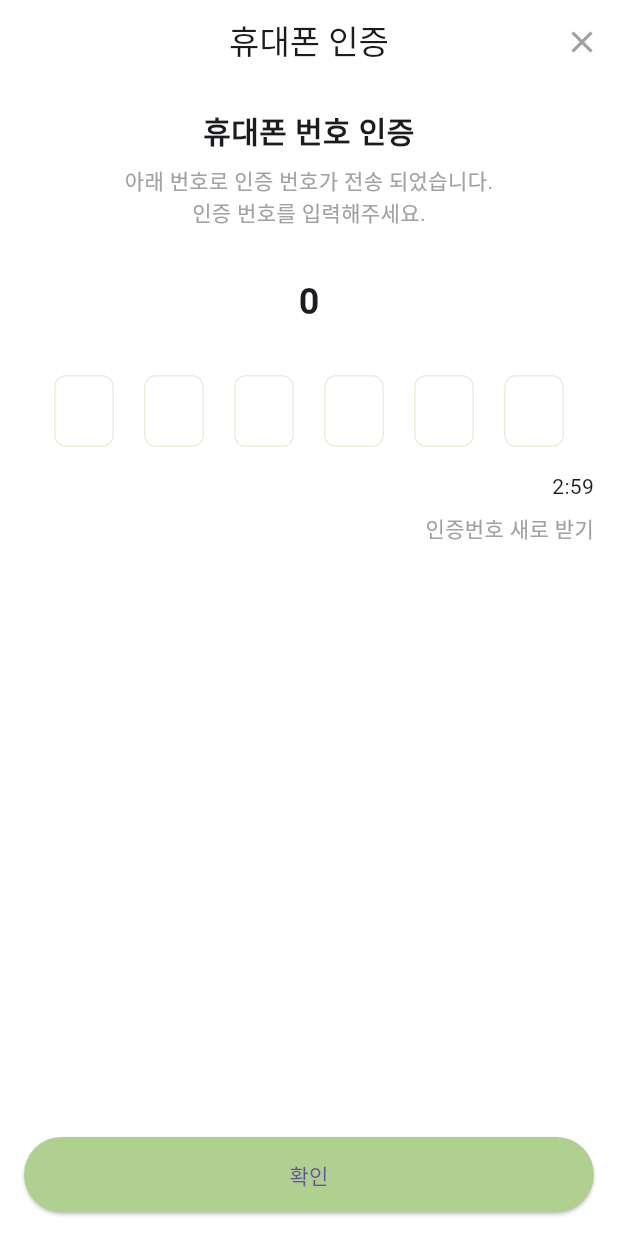
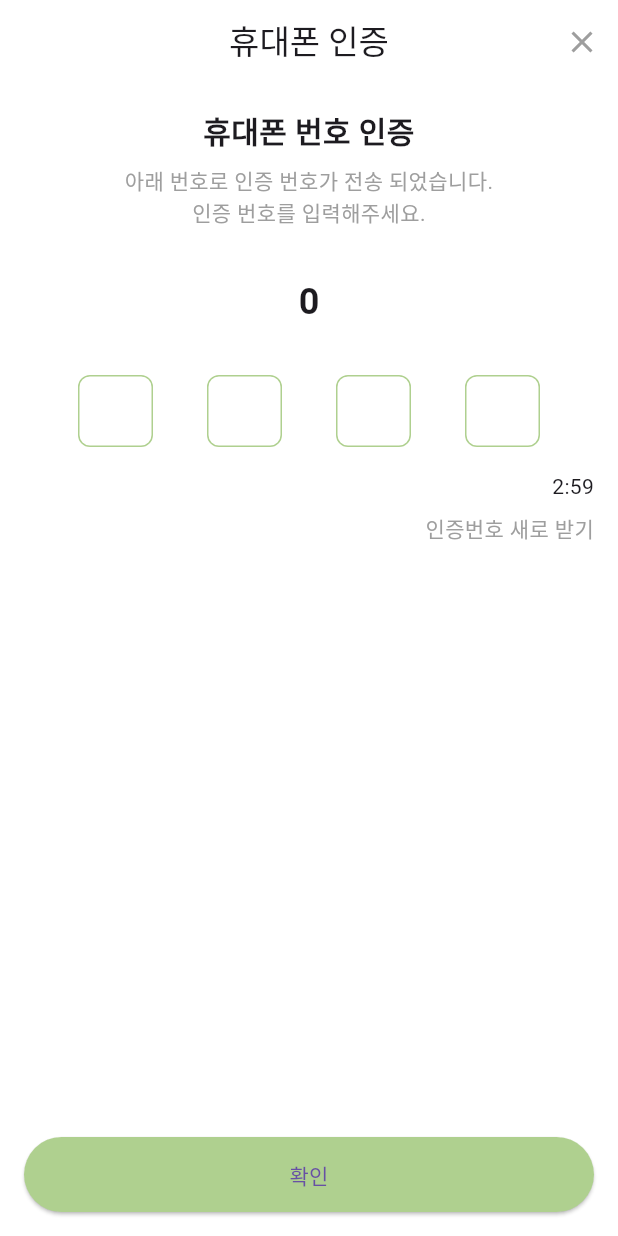
Before and after one commit to safeT-CE/Flutter_main, a Flutter app: the PhoneVerificationPage screen opened directly with empty values, on a phone screen of 412 x 824 dp. Run offline on Flutter 3.47's test engine with Material 3 defaults, Android fonts, the phone set to English and light mode, and no system bars; our stand-ins replace camera, geolocator, shared_preferences; missing offline and left inert: google_ml_kit, kakao_map_plugin, qr_code_scanner; accounts and stored records are empty.

Commit message:
💄vertificate 6codes to 4 codes

```diff
--- a/lib/pages/auth_phonenum_verificate_page.dart
+++ b/lib/pages/auth_phonenum_verificate_page.dart
@@ -1,5 +1,6 @@
 import 'package:flutter/material.dart';
 import 'dart:async';
+
 import 'package:safet/main.dart';
 
 class PhoneVerificationPage extends StatefulWidget {
@@ -12,8 +13,8 @@ class PhoneVerificationPage extends StatefulWidget {
 }
 
 class _PhoneVerificationPageState extends State<PhoneVerificationPage> {
-  List<TextEditingController> _controllers = List.generate(6, (index) => TextEditingController());
-  List<FocusNode> _focusNodes = List.generate(6, (index) => FocusNode());
+  List<TextEditingController> _controllers = List.generate(4, (index) => TextEditingController());
+  List<FocusNode> _focusNodes = List.generate(4, (index) => FocusNode());
   Timer? _timer;
   int _start = 180;
 
@@ -52,13 +53,18 @@ class _PhoneVerificationPageState extends State<PhoneVerificationPage> {
   }
 
   void _resendCode() {
-    // 인증 번호 다시 받는 로직을 추가
     startTimer();
+  }
+
+  void _submitCode() {
+    String code = _controllers.map((controller) => controller.text).join();
+    print('인증번호: $code');//유저가 입력한 인증 번호 터미널에 출력->추후에 백이랑 연결 했을때 비교 로직 쉽게 하고자
+    Navigator.pushNamed(context, '/auth_id_how');
   }
 
   @override
   Widget build(BuildContext context) {
-    String displayPhoneNumber = '0${widget.phoneNumber}'; // 전화번호 앞에 0 추가
+    String displayPhoneNumber = '0${widget.phoneNumber}';
 
     return Scaffold(
       appBar: AppBar(
@@ -69,7 +75,7 @@ class _PhoneVerificationPageState extends State<PhoneVerificationPage> {
         automaticallyImplyLeading: false,
         actions: [
           IconButton(
-            icon: Icon(Icons.close, color: safeTgray),
+            icon: Icon(Icons.close, color: Colors.grey),
             onPressed: () {
               Navigator.pop(context);
             },
@@ -92,7 +98,7 @@ class _PhoneVerificationPageState extends State<PhoneVerificationPage> {
               Text(
                 '아래 번호로 인증 번호가 전송 되었습니다.\n인증 번호를 입력해주세요.',
                 textAlign: TextAlign.center,
-                style: TextStyle(color: safeTgray),
+                style: TextStyle(color: Colors.grey),
               ),
               SizedBox(height: 32),
               Text(
@@ -102,9 +108,9 @@ class _PhoneVerificationPageState extends State<PhoneVerificationPage> {
               SizedBox(height: 32),
               Row(
                 mainAxisAlignment: MainAxisAlignment.spaceEvenly,
-                children: List.generate(6, (index) {
+                children: List.generate(4, (index) {
                   return Container(
-                    width: 40,
+                    width: 50,
                     child: TextField(
                       controller: _controllers[index],
                       focusNode: _focusNodes[index],
@@ -116,19 +122,19 @@ class _PhoneVerificationPageState extends State<PhoneVerificationPage> {
                         contentPadding: EdgeInsets.all(10),
                         border: OutlineInputBorder(
                           borderRadius: BorderRadius.circular(8.0),
-                          borderSide: BorderSide(color: safeTlightgreen),
+                          borderSide: BorderSide(color: safeTgreen),
                         ),
                         focusedBorder: OutlineInputBorder(
                           borderRadius: BorderRadius.circular(8.0),
-                          borderSide: BorderSide(color: safeTlightgreen),
+                          borderSide: BorderSide(color: safeTgreen),
                         ),
                         enabledBorder: OutlineInputBorder(
                           borderRadius: BorderRadius.circular(8.0),
-                          borderSide: BorderSide(color: safeTlightgreen),
+                          borderSide: BorderSide(color: safeTgreen),
                         ),
                       ),
                       onChanged: (value) {
-                        if (value.length == 1 && index < 5) {
+                        if (value.length == 1 && index < 3) {
                           _focusNodes[index + 1].requestFocus();
                         } else if (value.isEmpty && index > 0) {
                           _focusNodes[index - 1].requestFocus();
@@ -151,7 +157,7 @@ class _PhoneVerificationPageState extends State<PhoneVerificationPage> {
                   child: Text(
                     '인증번호 새로 받기',
                     style: TextStyle(
-                      color: safeTgray,
+                      color: Colors.grey,
                       decoration: TextDecoration.none,
                     ),
                   ),
@@ -165,10 +171,7 @@ class _PhoneVerificationPageState extends State<PhoneVerificationPage> {
       bottomNavigationBar: Padding(
         padding: const EdgeInsets.all(16.0),
         child: ElevatedButton(
-          onPressed: () {
-            // 인증 번호 확인 로직 추가
-            Navigator.pushNamed(context, '/auth_id_how');
-          },
+          onPressed: _submitCode,
           style: ElevatedButton.styleFrom(
             backgroundColor: safeTgreen,
             minimumSize: Size(double.infinity, 50),
```
